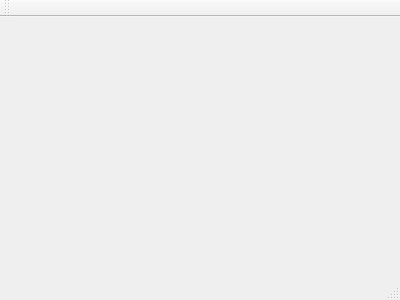
The window that forms/mainwindow.ui (jchallenger1/YaNES) describes before a commit, drawn with Qt 5.
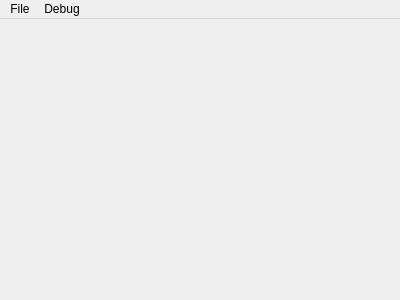
The same window after the commit.

Commit message: can draw on screen

The edit to the form file:
```diff
--- a/forms/mainwindow.ui
+++ b/forms/mainwindow.ui
@@ -12,13 +12,37 @@
   <property name="windowTitle" >
    <string>MainWindow</string>
   </property>
-  <widget class="QMenuBar" name="menuBar" />
-  <widget class="QToolBar" name="mainToolBar" />
-  <widget class="QWidget" name="centralWidget" />
-  <widget class="QStatusBar" name="statusBar" />
+  <widget class="QWidget" name="centralWidget"/>
+  <widget class="QMenuBar" name="menuBar">
+   <property name="geometry">
+    <rect>
+     <x>0</x>
+     <y>0</y>
+     <width>400</width>
+     <height>22</height>
+    </rect>
+   </property>
+   <widget class="QMenu" name="menuFile">
+    <property name="title">
+     <string>File</string>
+    </property>
+   </widget>
+   <widget class="QMenu" name="menuDebug">
+    <property name="title">
+     <string>Debug</string>
+    </property>
+    <addaction name="actionNameTable_Viewer"/>
+   </widget>
+   <addaction name="menuFile"/>
+   <addaction name="menuDebug"/>
+  </widget>
+  <action name="actionNameTable_Viewer">
+   <property name="text">
+    <string>TableViewer</string>
+   </property>
+  </action>
  </widget>
- <layoutDefault spacing="6" margin="11" />
- <pixmapfunction></pixmapfunction>
+ <layoutdefault spacing="6" margin="11"/>
  <resources/>
  <connections/>
 </ui>
```
Left out of the diff: 7 changed lines with no effect on the pictures. The commit also changes 2 other files.
